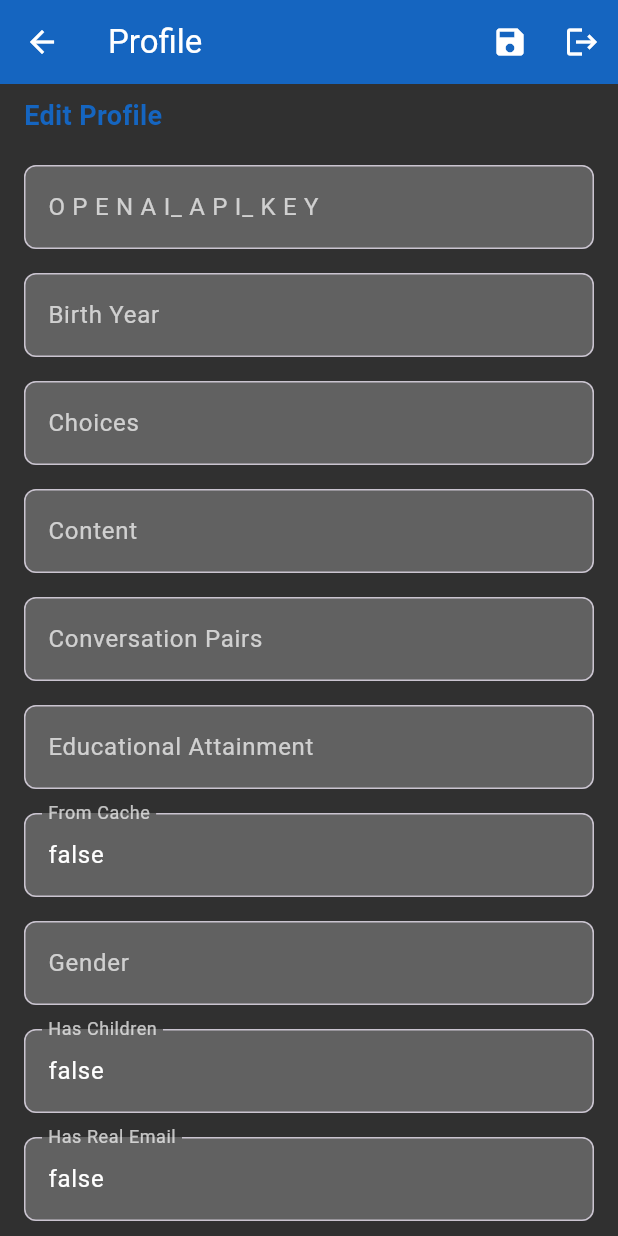
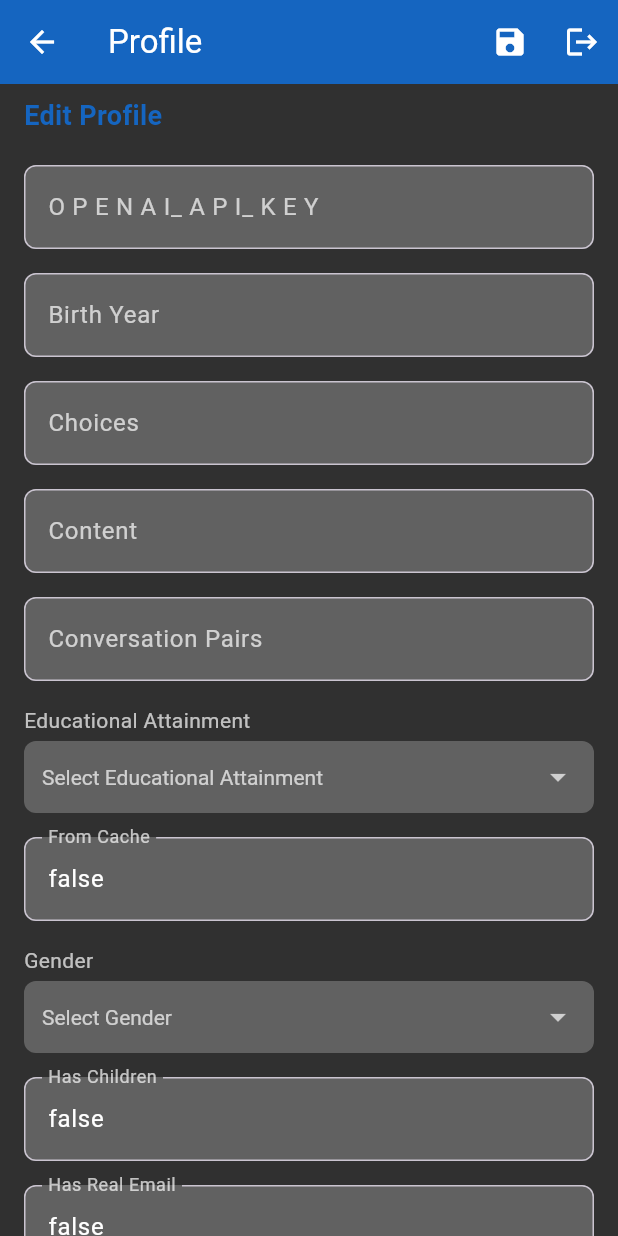
Before and after one commit to billee/podcasts, a Flutter app: the ProfileScreen screen opened directly, after a tap on the "edit" icon, on a phone screen of 412 x 824 dp. Run offline on Flutter 3.47's test engine with Material 3 defaults, Android fonts, the phone set to English and light mode, and no system bars; our stand-ins replace audioplayers, cloud_firestore, firebase_auth, firebase_core, flutter_dotenv, shared_preferences; accounts and stored records are empty.

Commit message:
add dropdowns to profile form

```diff
--- a/lib/screens/profile_screen.dart
+++ b/lib/screens/profile_screen.dart
@@ -13,6 +13,13 @@ class ProfileScreen extends StatefulWidget {
 class _ProfileScreenState extends State<ProfileScreen> {
   final Logger _logger = Logger('ProfileScreen');
   Map<String, dynamic>? _userProfile;
+  final List<String> _genders = ['Male', 'Female'];
+  final List<String> _maritalStatuses = ['Married', 'Single'];
+  final List<String> _educationLevels = [
+    'Elementary',
+    'High School',
+    'University'
+  ];
   bool _isLoading = true;
   bool _isEditing = false;
   final _formKey = GlobalKey<FormState>();
@@ -29,7 +36,9 @@ class _ProfileScreenState extends State<ProfileScreen> {
     'deviceInfo',
     'loginCount',
     'uid',
-    'email'
+    'email',
+    'preferences', // Add these
+    'language',
   ];
 
   @override
@@ -90,9 +99,16 @@ class _ProfileScreenState extends State<ProfileScreen> {
   void _initializeControllers(Map<String, dynamic> profile) {
     for (var entry in profile.entries) {
       if (!_nonEditableFields.contains(entry.key)) {
-        _controllers[entry.key] = TextEditingController(
-          text: entry.value?.toString() ?? '',
-        );
+        // Special handling for boolean fields
+        if (entry.key == 'isMarried') {
+          _controllers[entry.key] = TextEditingController(
+            text: entry.value?.toString() ?? 'false', // default to false/Single
+          );
+        } else {
+          _controllers[entry.key] = TextEditingController(
+            text: entry.value?.toString() ?? '',
+          );
+        }
       }
     }
   }
@@ -149,6 +165,44 @@ class _ProfileScreenState extends State<ProfileScreen> {
   }
 
   Widget _buildEditableField(String label, String fieldName) {
+    if (fieldName == 'gender') {
+      return _buildDropdownField(
+        label: label,
+        value: _controllers[fieldName]?.text ?? '',
+        items: _genders,
+        onChanged: (value) {
+          _controllers[fieldName]?.text = value ?? '';
+        },
+      );
+    } else if (fieldName == 'isMarried') {
+      // Handle boolean to string conversion
+      final currentValue = _controllers[fieldName]?.text ?? '';
+      final displayValue = currentValue == 'true'
+          ? 'Married'
+          : currentValue == 'false'
+              ? 'Single'
+              : '';
+
+      return _buildDropdownField(
+        label: label,
+        value: displayValue,
+        items: _maritalStatuses,
+        onChanged: (value) {
+          final boolValue = value == 'Married' ? 'true' : 'false';
+          _controllers[fieldName]?.text = boolValue;
+        },
+      );
+    } else if (fieldName == 'educationalAttainment') {
+      return _buildDropdownField(
+        label: label,
+        value: _controllers[fieldName]?.text ?? '',
+        items: _educationLevels,
+        onChanged: (value) {
+          _controllers[fieldName]?.text = value ?? '';
+        },
+      );
+    }
+
     final controller = _controllers[fieldName] ??= TextEditingController();
 
     return Padding(
@@ -171,6 +225,67 @@ class _ProfileScreenState extends State<ProfileScreen> {
           }
           return null;
         },
+      ),
+    );
+  }
+
+  Widget _buildDropdownField({
+    required String label,
+    required String value,
+    required List<String> items,
+    required Function(String?) onChanged,
+  }) {
+    String? dropdownValue = value.isEmpty ? null : value;
+
+    return Padding(
+      padding: const EdgeInsets.symmetric(vertical: 8.0),
+      child: Column(
+        crossAxisAlignment: CrossAxisAlignment.start,
+        children: [
+          Text(
+            label,
+            style: TextStyle(
+              color: Colors.white70,
+              fontSize: 14,
+            ),
+          ),
+          const SizedBox(height: 4),
+          Container(
+            decoration: BoxDecoration(
+              color: Colors.grey[700],
+              borderRadius: BorderRadius.circular(8),
+            ),
+            padding: const EdgeInsets.symmetric(horizontal: 12),
+            child: DropdownButtonFormField<String>(
+              value: dropdownValue,
+              items: [
+                DropdownMenuItem(
+                  value: null,
+                  child: Text(
+                    'Select $label',
+                    style: TextStyle(color: Colors.white70),
+                  ),
+                ),
+                ...items.map((String value) {
+                  return DropdownMenuItem<String>(
+                    value: value,
+                    child: Text(
+                      value,
+                      style: const TextStyle(color: Colors.white),
+                    ),
+                  );
+                }).toList(),
+              ],
+              onChanged: onChanged,
+              decoration: const InputDecoration(
+                border: InputBorder.none,
+              ),
+              dropdownColor: Colors.grey[800],
+              style: const TextStyle(color: Colors.white),
+              icon: Icon(Icons.arrow_drop_down, color: Colors.white70),
+            ),
+          ),
+        ],
       ),
     );
   }
```
